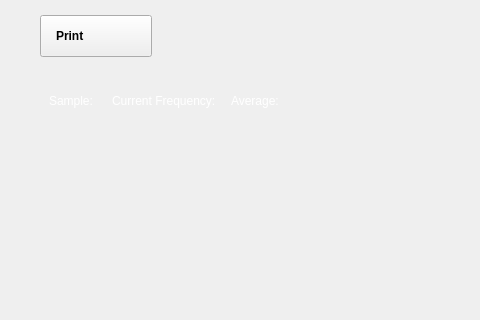
Above: ui/network_analyzer.ui from analogdevicesinc/scopy before the change; both pictures show x 0 to 480 and y 0 to 320 of the 1188 by 694 pixel window. Below: the same form after it.
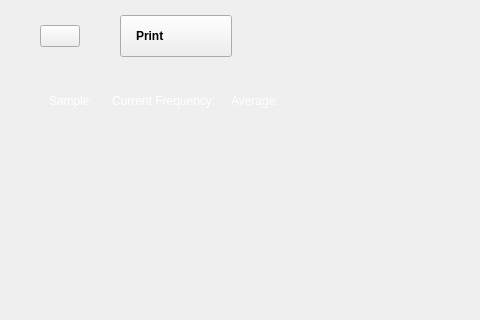
That is the form after the change. Icons and pictures are not drawn. Custom widgets are drawn as their Qt base class.

Commit message: Tools: Added help button for each tool

Patch:
```diff
--- a/ui/network_analyzer.ui
+++ b/ui/network_analyzer.ui
@@ -74,6 +74,9 @@
           </property>
          </spacer>
         </item>
+        <item>
+         <widget class="adiscope::LinkedButton" name="btnHelp"/>
+        </item>
         <item>
          <widget class="QPushButton" name="btnPrint">
           <property name="layoutDirection">
@@ -3030,6 +3033,11 @@
    <header>customplotpositionbutton.h</header>
    <container>1</container>
   </customwidget>
+  <customwidget>
+   <class>adiscope::LinkedButton</class>
+   <extends>QPushButton</extends>
+   <header>linked_button.hpp</header>
+  </customwidget>
  </customwidgets>
  <resources>
   <include location="../resources/resources.qrc"/>
```
The commit also changes 23 other files.
